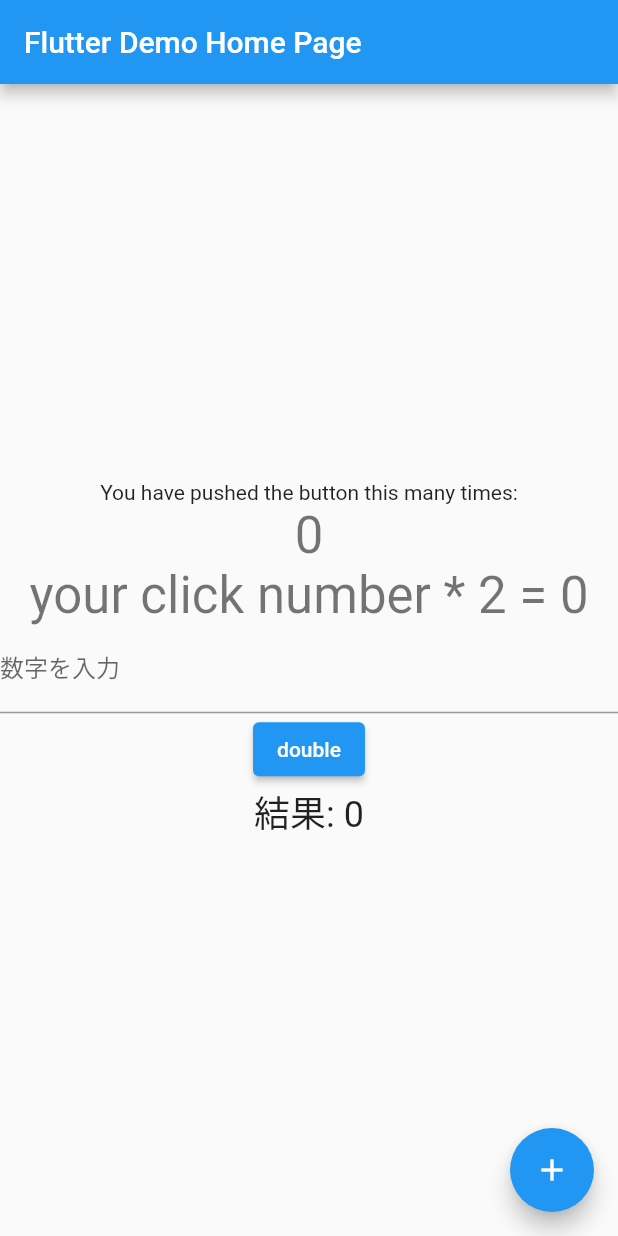
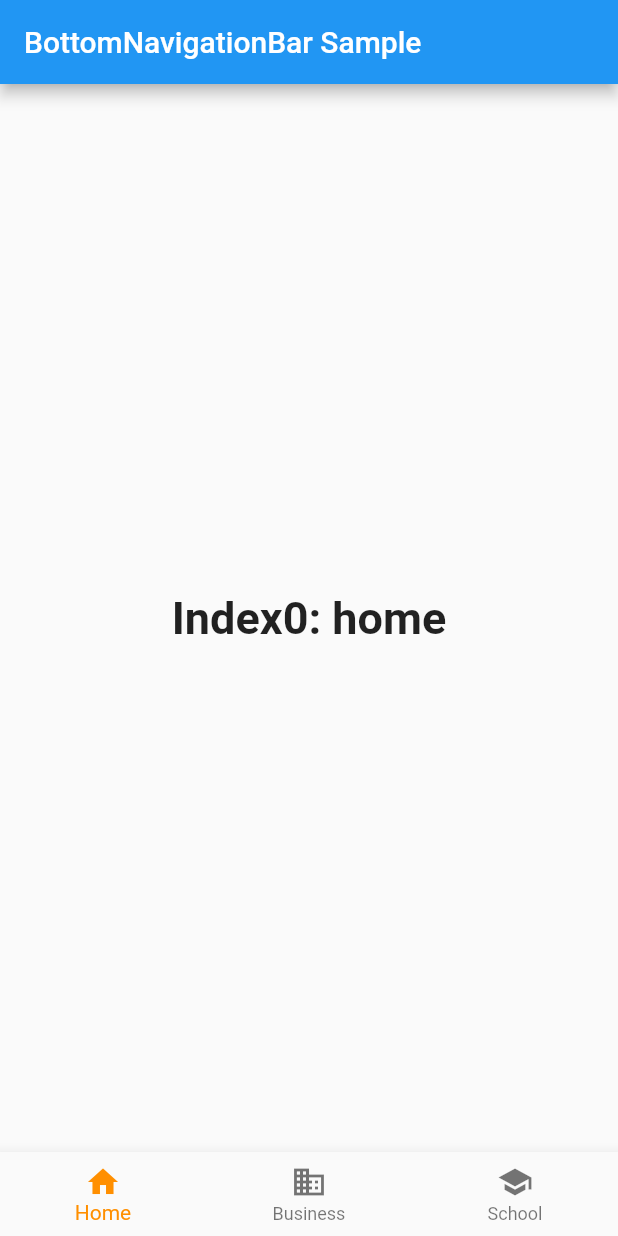
Before and after one commit to zoothezoo/flutter_playground, a Flutter app: the screen it shows after launch, on a phone screen of 412 x 824 dp. Run offline on Flutter 3.47's test engine with Material 2 defaults, Android fonts, the phone set to English and light mode, and no system bars.

Commit message:
add bottom navigation

```diff
--- /dev/null
+++ b/lib/bottom_navigation.dart
@@ -0,0 +1,66 @@
+import 'package:flutter/material.dart';
+
+class HomeBottomNavigationBar extends StatefulWidget {
+  const HomeBottomNavigationBar({super.key});
+
+  @override
+  State<HomeBottomNavigationBar> createState() => _BottomNavigationBarState();
+}
+
+class _BottomNavigationBarState extends State<HomeBottomNavigationBar> {
+  int _selectedIndex = 0;
+
+  static const TextStyle optionStyle =
+      TextStyle(fontSize: 30, fontWeight: FontWeight.bold);
+  static const List<Widget> _widgetOptions = <Widget>[
+    Text(
+      'Index0: home',
+      style: optionStyle,
+    ),
+    Text(
+      'Index1: bussiness',
+      style: optionStyle,
+    ),
+    Text(
+      'Index2: school',
+      style: optionStyle,
+    ),
+  ];
+
+  void _onItemTapped(int index) {
+    setState(() {
+      _selectedIndex = index;
+    });
+  }
+
+  @override
+  Widget build(BuildContext context) {
+    return Scaffold(
+      appBar: AppBar(
+        title: const Text('BottomNavigationBar Sample'),
+      ),
+      body: Center(
+        child: _widgetOptions.elementAt(_selectedIndex),
+      ),
+      bottomNavigationBar: BottomNavigationBar(
+        items: const <BottomNavigationBarItem>[
+          BottomNavigationBarItem(
+            icon: Icon(Icons.home),
+            label: 'Home',
+          ),
+          BottomNavigationBarItem(
+            icon: Icon(Icons.business),
+            label: 'Business',
+          ),
+          BottomNavigationBarItem(
+            icon: Icon(Icons.school),
+            label: 'School',
+          ),
+        ],
+        currentIndex: _selectedIndex,
+        selectedItemColor: Colors.amber[800],
+        onTap: _onItemTapped,
+      ),
+    );
+  }
+}
--- a/lib/main.dart
+++ b/lib/main.dart
@@ -1,5 +1,5 @@
 import 'package:flutter/material.dart';
-import 'package:flutter_playground/double_number_state.dart';
+import 'bottom_navigation.dart';
 
 void main() {
   runApp(const MyApp());
@@ -15,56 +15,7 @@ class MyApp extends StatelessWidget {
       theme: ThemeData(
         primarySwatch: Colors.blue,
       ),
-      home: const MyHomePage(title: 'Flutter Demo Home Page'),
+        home: const HomeBottomNavigationBar()
     );
   }
 }
-
-class MyHomePage extends StatefulWidget {
-  const MyHomePage({super.key, required this.title});
-  final String title;
-
-  @override
-  State<MyHomePage> createState() => _MyHomePageState();
-}
-
-class _MyHomePageState extends State<MyHomePage> {
-  int _counter = 0;
-
-  void _incrementCounter() {
-    setState(() {_counter++;});
-  }
-
-  @override
-  Widget build(BuildContext context) {
-    return Scaffold(
-      appBar: AppBar(
-        title: Text(widget.title),
-      ),
-      body: Center(
-        child: Column(
-          mainAxisAlignment: MainAxisAlignment.center,
-          children: <Widget>[
-            const Text(
-              'You have pushed the button this many times:',
-            ),
-            Text(
-              '$_counter',
-              style: Theme.of(context).textTheme.headlineMedium,
-            ),
-            Text(
-              "your click number * 2 = ${_counter * 2}",
-              style: Theme.of(context).textTheme.headlineMedium,
-            ),
-            DoubleNumber()
-          ],
-        ),
-      ),
-      floatingActionButton: FloatingActionButton(
-        onPressed: _incrementCounter,
-        tooltip: 'Increment',
-        child: const Icon(Icons.add),
-      ),
-    );
-  }
-}
```
Also changed, not shown: lib/double_number_state.dart (+51 -0 lines).
